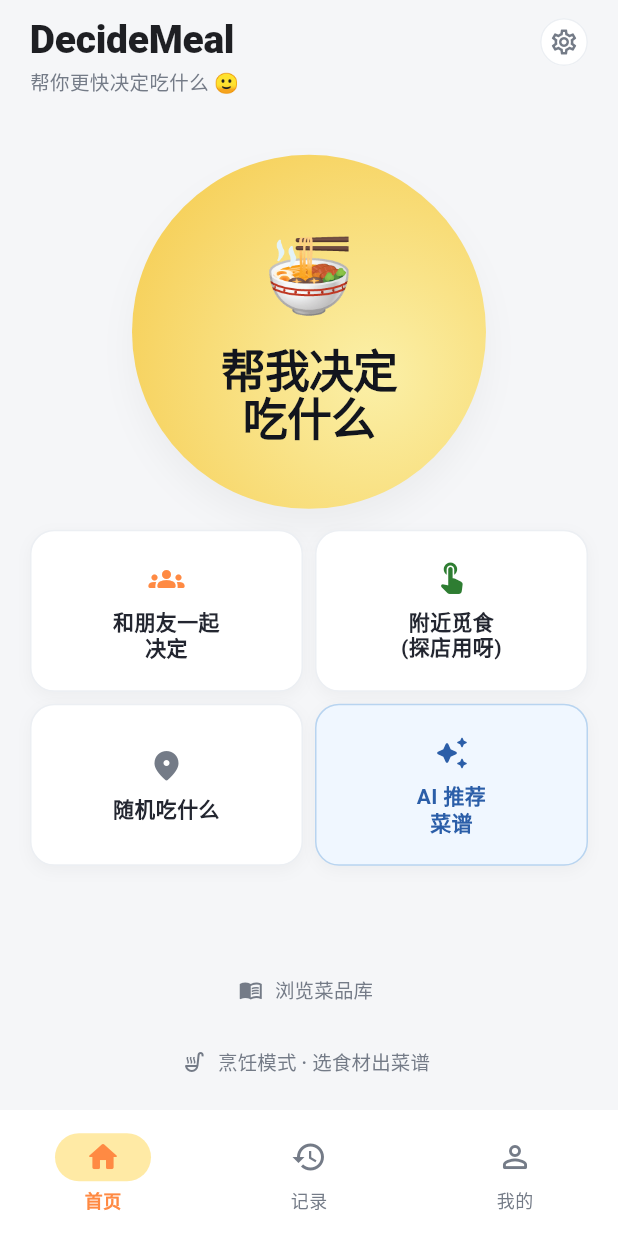
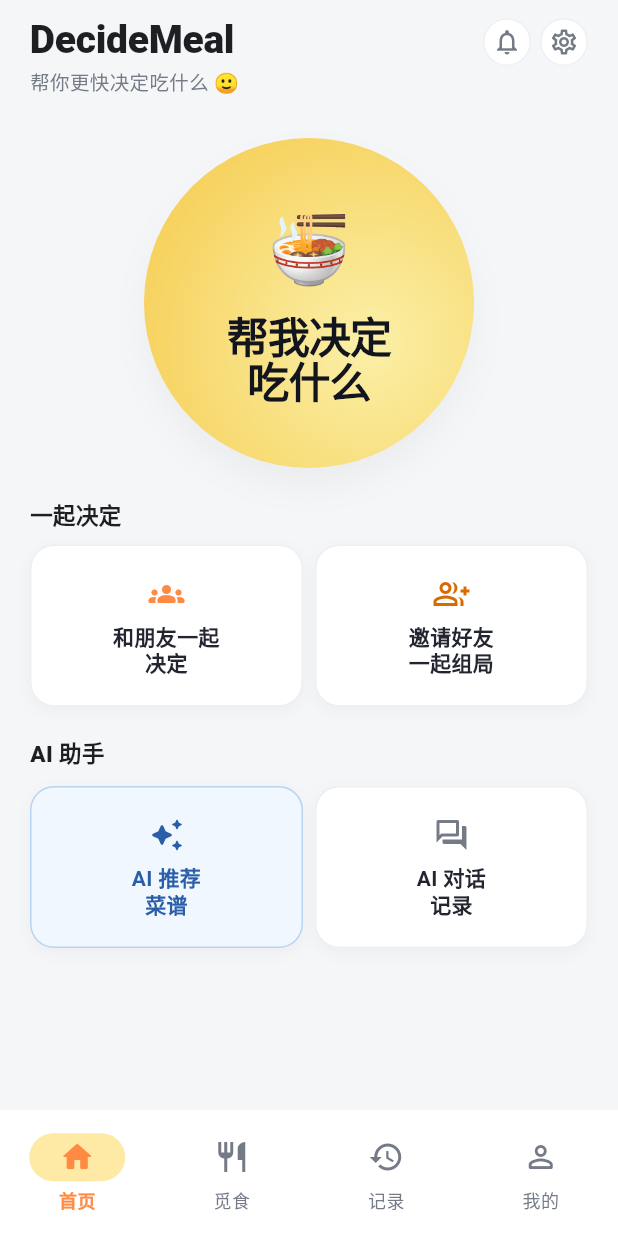
Before and after one commit to github-yitao/soulfood-front, a Flutter app: the RootPage screen opened directly, on a phone screen of 412 x 824 dp. Run offline on Flutter 3.47's test engine with Material 3 defaults, Android fonts, the phone set to English and light mode, and no system bars; our stand-ins replace app_links, dio, flutter_map, flutter_markdown_plus, geolocator, image_picker and 4 more; missing offline and left inert: flutter_dynamic_icon_plus, mobile_scanner; accounts and stored records are empty; network calls fail; Roboto replaces fonts that are missing (PingFang SC).

Commit message:
整体结构优化

```diff
--- a/lib/l10n/app_en.arb
+++ b/lib/l10n/app_en.arb
@@ -2,6 +2,7 @@
   "@@locale": "en",
   "appTitle": "DecideMeal",
   "tabHome": "Home",
+  "tabDiscover": "Explore",
   "tabRecords": "Records",
   "tabMine": "Me",
   "settings": "Settings",
--- a/lib/l10n/app_localizations.dart
+++ b/lib/l10n/app_localizations.dart
@@ -109,6 +109,12 @@ abstract class AppLocalizations {
   /// In zh, this message translates to:
   /// **'首页'**
   String get tabHome;
+
+  /// No description provided for @tabDiscover.
+  ///
+  /// In zh, this message translates to:
+  /// **'觅食'**
+  String get tabDiscover;
 
   /// No description provided for @tabRecords.
   ///
--- a/lib/l10n/app_localizations_en.dart
+++ b/lib/l10n/app_localizations_en.dart
@@ -13,6 +13,9 @@ class AppLocalizationsEn extends AppLocalizations {
 
   @override
   String get tabHome => 'Home';
+
+  @override
+  String get tabDiscover => 'Explore';
 
   @override
   String get tabRecords => 'Records';
--- a/lib/l10n/app_localizations_zh.dart
+++ b/lib/l10n/app_localizations_zh.dart
@@ -13,6 +13,9 @@ class AppLocalizationsZh extends AppLocalizations {
 
   @override
   String get tabHome => '首页';
+
+  @override
+  String get tabDiscover => '觅食';
 
   @override
   String get tabRecords => '记录';
--- a/lib/l10n/app_zh.arb
+++ b/lib/l10n/app_zh.arb
@@ -2,6 +2,7 @@
   "@@locale": "zh",
   "appTitle": "DecideMeal",
   "tabHome": "首页",
+  "tabDiscover": "觅食",
   "tabRecords": "记录",
   "tabMine": "我的",
   "settings": "设置",
--- a/lib/pages/home_page.dart
+++ b/lib/pages/home_page.dart
@@ -3,11 +3,38 @@ import 'package:soulfood_front/core/app_bootstrap.dart';
 import 'package:soulfood_front/core/theme/app_semantic_colors.dart';
 import 'package:soulfood_front/core/theme/app_theme_variant.dart';
 import 'package:soulfood_front/core/theme/ghoul_eye_mark.dart';
+import 'package:soulfood_front/features/notification/notification_repository.dart';
 import 'package:soulfood_front/routing/app_routes.dart';
 import 'package:soulfood_front/widgets/feature_card.dart';
 
-class HomePage extends StatelessWidget {
+class HomePage extends StatefulWidget {
   const HomePage({super.key});
+
+  @override
+  State<HomePage> createState() => _HomePageState();
+}
+
+class _HomePageState extends State<HomePage> {
+  final _notificationRepo = NotificationRepository(AppServices.I.api);
+  int _unreadNotifications = 0;
+
+  @override
+  void initState() {
+    super.initState();
+    _loadUnreadCount();
+  }
+
+  Future<void> _loadUnreadCount() async {
+    try {
+      final overview = await _notificationRepo.load();
+      if (mounted) setState(() => _unreadNotifications = overview.unreadCount);
+    } catch (_) {}
+  }
+
+  Future<void> _openNotifications() async {
+    await Navigator.pushNamed(context, AppRoutes.notifications);
+    _loadUnreadCount();
+  }
 
   @override
   Widget build(BuildContext context) {
@@ -15,8 +42,8 @@ class HomePage extends StatelessWidget {
     final isGhoul = AppServices.I.appearance.variant == AppThemeVariant.ghoul;
 
     return SafeArea(
-      child: Padding(
-        padding: const EdgeInsets.fromLTRB(20, 12, 20, 8),
+      child: SingleChildScrollView(
+        padding: const EdgeInsets.fromLTRB(20, 12, 20, 24),
         child: Column(
           crossAxisAlignment: CrossAxisAlignment.stretch,
           children: [
@@ -50,25 +77,26 @@ class HomePage extends StatelessWidget {
                     ],
                   ),
                 ),
-                Material(
-                  color: colors.cardBackground,
-                  shape: CircleBorder(
-                    side: BorderSide(color: colors.cardBorder),
-                  ),
-                  child: InkWell(
-                    customBorder: const CircleBorder(),
-                    onTap: () => Navigator.pushNamed(context, AppRoutes.settings),
-                    child: Padding(
-                      padding: const EdgeInsets.all(6),
-                      child: Icon(Icons.settings_outlined, size: 20, color: colors.textSecondary),
-                    ),
-                  ),
+                _HeaderIconButton(
+                  icon: Icons.notifications_outlined,
+                  badge: _unreadNotifications > 0 ? _unreadNotifications : null,
+                  onTap: _openNotifications,
+                ),
+                const SizedBox(width: 6),
+                _HeaderIconButton(
+                  icon: Icons.settings_outlined,
+                  onTap: () => Navigator.pushNamed(context, AppRoutes.settings),
                 ),
               ],
             ),
-            const Spacer(flex: 2),
+            const SizedBox(height: 28),
             const Center(child: _HomeHero()),
-            const SizedBox(height: 14),
+            const SizedBox(height: 20),
+            Text(
+              '一起决定',
+              style: TextStyle(fontSize: 15, fontWeight: FontWeight.w800, color: colors.textPrimary),
+            ),
+            const SizedBox(height: 10),
             Row(
               children: [
                 Expanded(
@@ -82,26 +110,22 @@ class HomePage extends StatelessWidget {
                 const SizedBox(width: 8),
                 Expanded(
                   child: FeatureCard(
-                    icon: Icons.touch_app_rounded,
-                    iconColor: isGhoul ? colors.accentSecondary : colors.successText,
-                    title: '附近觅食\n(探店用呀)',
-                    onTap: () => Navigator.pushNamed(context, AppRoutes.nearby),
+                    icon: Icons.group_add_outlined,
+                    iconColor: colors.warningText,
+                    title: '邀请好友\n一起组局',
+                    onTap: () => Navigator.pushNamed(context, AppRoutes.invite),
                   ),
                 ),
               ],
             ),
-            const SizedBox(height: 8),
+            const SizedBox(height: 20),
+            Text(
+              'AI 助手',
+              style: TextStyle(fontSize: 15, fontWeight: FontWeight.w800, color: colors.textPrimary),
+            ),
+            const SizedBox(height: 10),
             Row(
               children: [
-                Expanded(
-                  child: FeatureCard(
-                    icon: Icons.location_on_rounded,
-                    iconColor: colors.textSecondary,
-                    title: '随机吃什么',
-                    onTap: () => Navigator.pushNamed(context, AppRoutes.randomEat),
-                  ),
-                ),
-                const SizedBox(width: 8),
                 Expanded(
                   child: FeatureCard(
                     icon: Icons.auto_awesome_rounded,
@@ -113,26 +137,51 @@ class HomePage extends StatelessWidget {
                     onTap: () => Navigator.pushNamed(context, AppRoutes.aiQuick),
                   ),
                 ),
+                const SizedBox(width: 8),
+                Expanded(
+                  child: FeatureCard(
+                    icon: Icons.forum_outlined,
+                    iconColor: colors.textSecondary,
+                    title: 'AI 对话\n记录',
+                    onTap: () => Navigator.pushNamed(context, AppRoutes.aiConversations),
+                  ),
+                ),
               ],
             ),
-            const Spacer(flex: 3),
-            Center(
-              child: TextButton.icon(
-                onPressed: () => Navigator.pushNamed(context, AppRoutes.recipeLibrary),
-                icon: const Icon(Icons.menu_book_outlined, size: 16),
-                label: const Text('浏览菜品库', style: TextStyle(fontSize: 13)),
-                style: TextButton.styleFrom(foregroundColor: colors.textSecondary),
-              ),
-            ),
-            Center(
-              child: TextButton.icon(
-                onPressed: () => Navigator.pushNamed(context, AppRoutes.cookMode),
-                icon: const Icon(Icons.soup_kitchen_outlined, size: 16),
-                label: const Text('烹饪模式 · 选食材出菜谱', style: TextStyle(fontSize: 13)),
-                style: TextButton.styleFrom(foregroundColor: colors.textSecondary),
-              ),
-            ),
           ],
+        ),
+      ),
+    );
+  }
+}
+
+class _HeaderIconButton extends StatelessWidget {
+  const _HeaderIconButton({
+    required this.icon,
+    required this.onTap,
+    this.badge,
+  });
+
+  final IconData icon;
+  final VoidCallback onTap;
+  final int? badge;
+
+  @override
+  Widget build(BuildContext context) {
+    final colors = context.appColors;
+    return Material(
+      color: colors.cardBackground,
+      shape: CircleBorder(side: BorderSide(color: colors.cardBorder)),
+      child: InkWell(
+        customBorder: const CircleBorder(),
+        onTap: onTap,
+        child: Padding(
+          padding: const EdgeInsets.all(6),
+          child: Badge(
+            isLabelVisible: badge != null && badge! > 0,
+            label: Text('${badge ?? 0}'),
+            child: Icon(icon, size: 20, color: colors.textSecondary),
+          ),
         ),
       ),
     );
@@ -170,8 +219,8 @@ class _HomeHeroState extends State<_HomeHero> {
           scale: _pressed ? 0.97 : 1,
           duration: const Duration(milliseconds: 120),
           child: Container(
-            width: 236,
-            height: 236,
+            width: 220,
+            height: 220,
             decoration: BoxDecoration(
               shape: BoxShape.circle,
               gradient: isGhoul
@@ -200,15 +249,15 @@ class _HomeHeroState extends State<_HomeHero> {
               mainAxisAlignment: MainAxisAlignment.center,
               children: [
                 if (isGhoul)
-                  const GhoulEyeMark(size: 88, glow: true)
+                  const GhoulEyeMark(size: 80, glow: true)
                 else
-                  const Text('🍜', style: TextStyle(fontSize: 48)),
-                SizedBox(height: isGhoul ? 10 : 12),
+                  const Text('🍜', style: TextStyle(fontSize: 44)),
+                SizedBox(height: isGhoul ? 8 : 10),
                 Text(
-                  isGhoul ? '帮我决定\n吃什么' : '帮我决定\n吃什么',
+                  '帮我决定\n吃什么',
                   textAlign: TextAlign.center,
                   style: TextStyle(
-                    fontSize: isGhoul ? 26 : 30,
+                    fontSize: isGhoul ? 24 : 28,
                     height: 1.08,
                     fontWeight: FontWeight.w900,
                     letterSpacing: isGhoul ? 0.2 : -0.6,
--- a/lib/pages/root_page.dart
+++ b/lib/pages/root_page.dart
@@ -2,6 +2,7 @@ import 'package:flutter/material.dart';
 import 'package:soulfood_front/core/theme/app_semantic_colors.dart';
 import 'package:soulfood_front/features/room/room_deep_link.dart';
 import 'package:soulfood_front/l10n/app_localizations.dart';
+import 'package:soulfood_front/pages/discover_page.dart';
 import 'package:soulfood_front/pages/home_page.dart';
 import 'package:soulfood_front/pages/profile_page.dart';
 import 'package:soulfood_front/pages/records_page.dart';
@@ -26,6 +27,7 @@ class _RootPageState extends State<RootPage> {
 
   static const List<Widget> _tabs = <Widget>[
     HomePage(),
+    DiscoverPage(),
     RecordsPage(),
     ProfilePage(),
   ];
@@ -40,18 +42,22 @@ class _RootPageState extends State<RootPage> {
       bottomNavigationBar: NavigationBar(
         selectedIndex: _selectedIndex,
         onDestinationSelected: (int index) {
-          setState(() {
-            _selectedIndex = index;
-          });
+          setState(() => _selectedIndex = index);
         },
         height: 84,
         backgroundColor: colors.navBackground,
         indicatorColor: colors.navIndicator,
+        labelBehavior: NavigationDestinationLabelBehavior.alwaysShow,
         destinations: [
           NavigationDestination(
             icon: const Icon(Icons.home_outlined),
             selectedIcon: const Icon(Icons.home_rounded),
             label: l10n.tabHome,
+          ),
+          NavigationDestination(
+            icon: const Icon(Icons.restaurant_outlined),
+            selectedIcon: const Icon(Icons.restaurant_rounded),
+            label: l10n.tabDiscover,
           ),
           NavigationDestination(
             icon: const Icon(Icons.history_outlined),
```
Also changed, not shown: lib/pages/discover_page.dart (added, +117 -0 lines), lib/pages/profile_page.dart (+8 -73 lines), lib/pages/records_page.dart (+81 -25 lines), lib/widgets/quick_action_grid.dart (added, +87 -0 lines).
